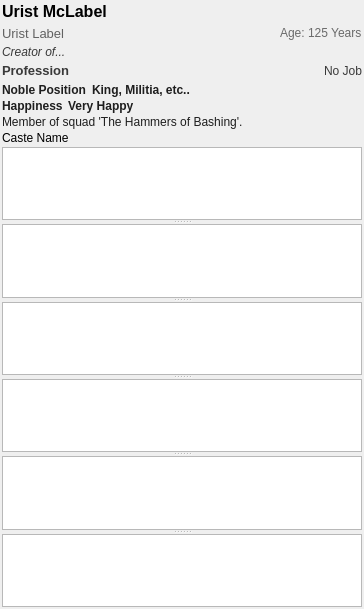
This is ui/dwarfdetailswidget.ui in Dwarf-Therapist/Dwarf-Therapist as Qt 5 draws it before an edit. The edited form follows.
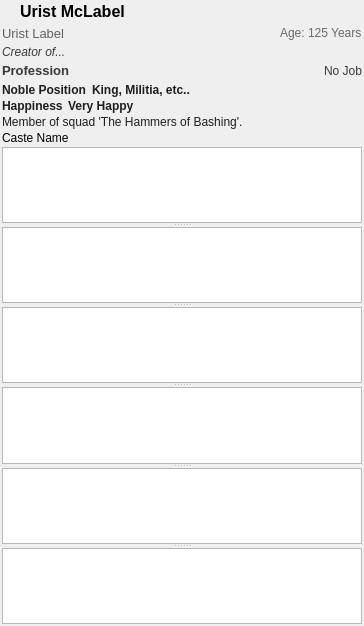
This is the edited form.

Commit message:
move gender enums, detail dock, aggregate sort
- add a separate icon in the dock for the gender with a tooltip
description
- moved the gender enums to dwarf since they're only used there
- swapped the profession desc/icon order in the dock

The edit to the form file:
```diff
--- a/ui/dwarfdetailswidget.ui
+++ b/ui/dwarfdetailswidget.ui
@@ -7,7 +7,7 @@
     <x>0</x>
     <y>0</y>
     <width>364</width>
-    <height>609</height>
+    <height>626</height>
    </rect>
   </property>
   <property name="windowTitle">
@@ -36,8 +36,33 @@
      </property>
      <item>
       <layout class="QHBoxLayout" name="horizontalLayout_5">
+       <item>
+        <widget class="QLabel" name="lbl_gender">
+         <property name="sizePolicy">
+          <sizepolicy hsizetype="Fixed" vsizetype="Preferred">
+           <horstretch>0</horstretch>
+           <verstretch>0</verstretch>
+          </sizepolicy>
+         </property>
+         <property name="minimumSize">
+          <size>
+           <width>16</width>
+           <height>0</height>
+          </size>
+         </property>
+         <property name="text">
+          <string/>
+         </property>
+        </widget>
+       </item>
        <item>
         <widget class="QLabel" name="lbl_dwarf_name">
+         <property name="sizePolicy">
+          <sizepolicy hsizetype="Expanding" vsizetype="Preferred">
+           <horstretch>0</horstretch>
+           <verstretch>0</verstretch>
+          </sizepolicy>
+         </property>
          <property name="font">
           <font>
            <pointsize>12</pointsize>
```
The commit also changes 4 other files.
